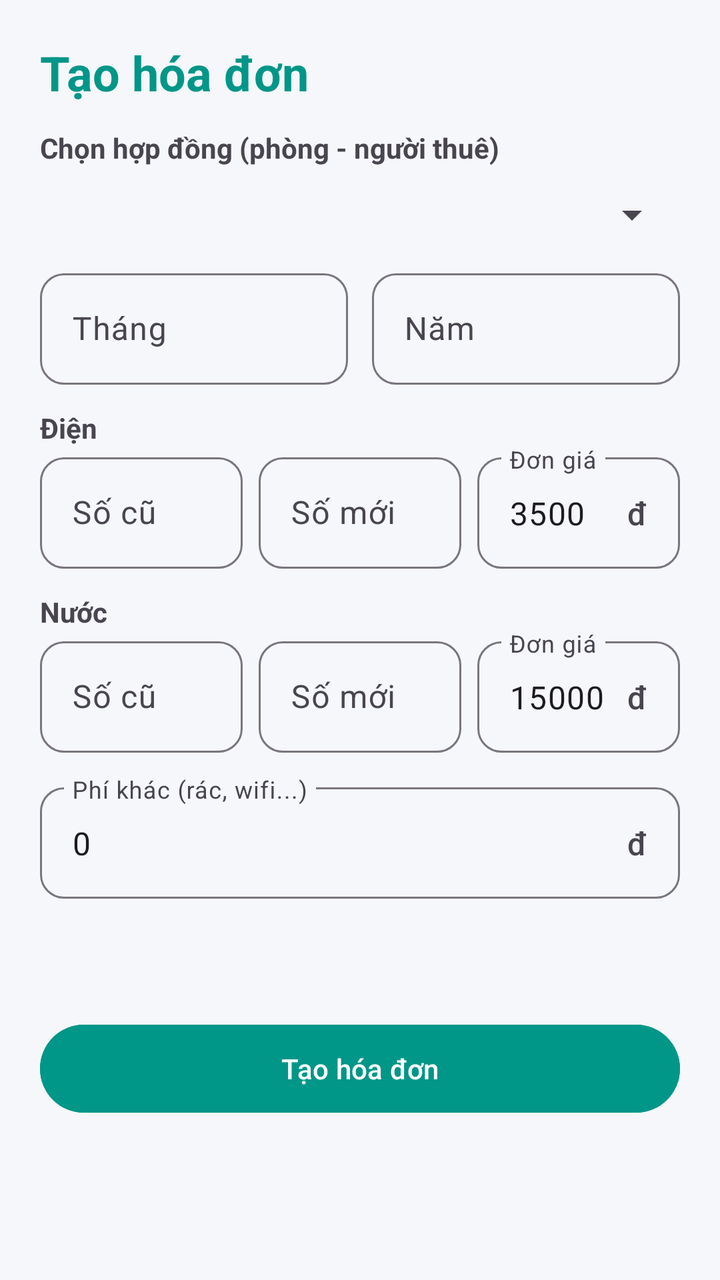
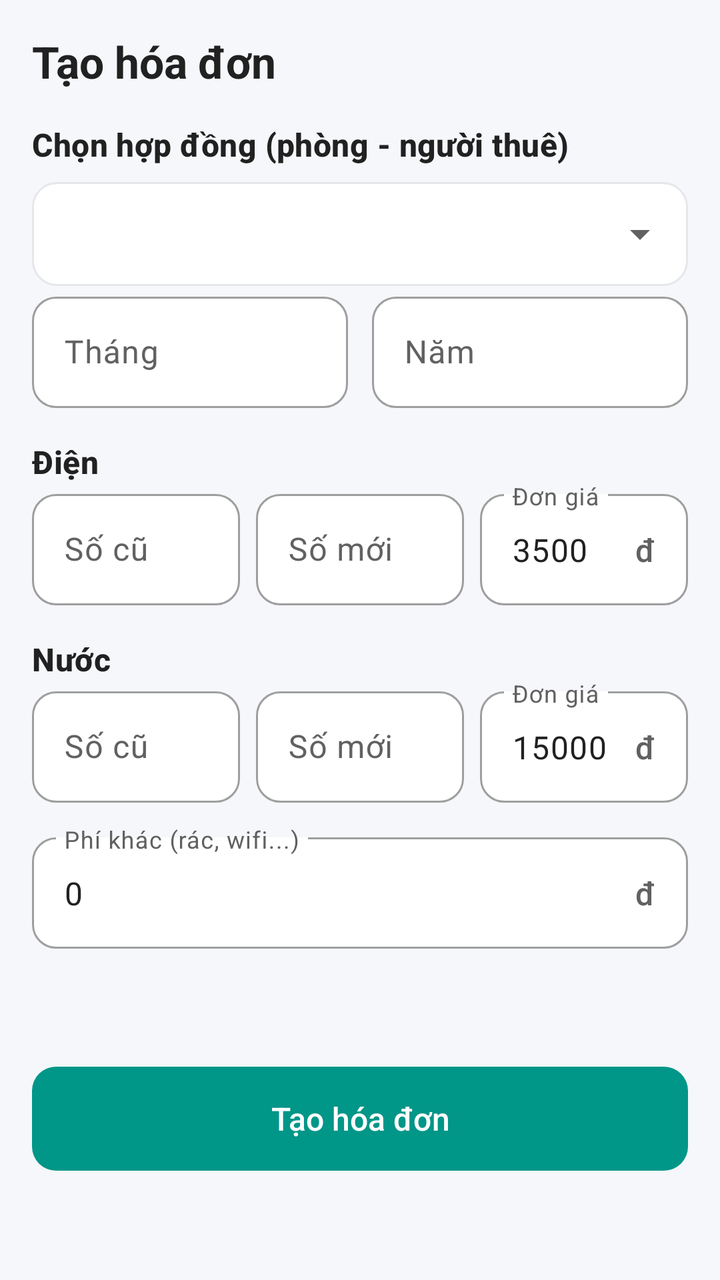

An Android layout rendered at two revisions. The XML below is the earlier revision; the diff shows what the commit changed to produce the second picture.
<!-- AndroidManifest.xml: application theme Theme.QLPT -->
<!-- res/layout/activity_create_invoice.xml -->
<?xml version="1.0" encoding="utf-8"?>
<ScrollView xmlns:android="http://schemas.android.com/apk/res/android"
    xmlns:app="http://schemas.android.com/apk/res-auto"
    android:layout_width="match_parent"
    android:layout_height="match_parent"
    android:background="#F5F7FA"
    android:fillViewport="true">

    <LinearLayout
        android:layout_width="match_parent"
        android:layout_height="wrap_content"
        android:orientation="vertical"
        android:padding="20dp">

        <TextView
            android:layout_width="wrap_content"
            android:layout_height="wrap_content"
            android:text="Tạo hóa đơn"
            android:textColor="#009688"
            android:textSize="24sp"
            android:textStyle="bold" />

        <TextView
            android:layout_width="wrap_content"
            android:layout_height="wrap_content"
            android:layout_marginTop="12dp"
            android:text="Chọn hợp đồng (phòng - người thuê)"
            android:textStyle="bold" />

        <Spinner
            android:id="@+id/spContract"
            android:layout_width="match_parent"
            android:layout_height="48dp" />

        <LinearLayout
            android:layout_width="match_parent"
            android:layout_height="wrap_content"
            android:orientation="horizontal">

            <com.google.android.material.textfield.TextInputLayout
                android:layout_width="0dp"
                android:layout_height="wrap_content"
                android:layout_weight="1"
                android:layout_marginEnd="6dp"
                android:hint="Tháng">

                <com.google.android.material.textfield.TextInputEditText
                    android:id="@+id/edtMonth"
                    android:layout_width="match_parent"
                    android:layout_height="wrap_content"
                    android:inputType="number" />
            </com.google.android.material.textfield.TextInputLayout>

            <com.google.android.material.textfield.TextInputLayout
                android:layout_width="0dp"
                android:layout_height="wrap_content"
                android:layout_weight="1"
                android:layout_marginStart="6dp"
                android:hint="Năm">

                <com.google.android.material.textfield.TextInputEditText
                    android:id="@+id/edtYear"
                    android:layout_width="match_parent"
                    android:layout_height="wrap_content"
                    android:inputType="number" />
            </com.google.android.material.textfield.TextInputLayout>
        </LinearLayout>

        <TextView
            android:layout_width="wrap_content"
            android:layout_height="wrap_content"
            android:layout_marginTop="12dp"
            android:text="Điện"
            android:textStyle="bold" />

        <LinearLayout
            android:layout_width="match_parent"
            android:layout_height="wrap_content"
            android:orientation="horizontal">

            <com.google.android.material.textfield.TextInputLayout
                android:layout_width="0dp"
                android:layout_height="wrap_content"
                android:layout_weight="1"
                android:layout_marginEnd="4dp"
                android:hint="Số cũ">

                <com.google.android.material.textfield.TextInputEditText
                    android:id="@+id/edtElecOld"
                    android:layout_width="match_parent"
                    android:layout_height="wrap_content"
                    android:inputType="number" />
            </com.google.android.material.textfield.TextInputLayout>

            <com.google.android.material.textfield.TextInputLayout
                android:layout_width="0dp"
                android:layout_height="wrap_content"
                android:layout_weight="1"
                android:layout_marginStart="4dp"
                android:layout_marginEnd="4dp"
                android:hint="Số mới">

                <com.google.android.material.textfield.TextInputEditText
                    android:id="@+id/edtElecNew"
                    android:layout_width="match_parent"
                    android:layout_height="wrap_content"
                    android:inputType="number" />
            </com.google.android.material.textfield.TextInputLayout>

            <com.google.android.material.textfield.TextInputLayout
                android:layout_width="0dp"
                android:layout_height="wrap_content"
                android:layout_weight="1"
                android:layout_marginStart="4dp"
                android:hint="Đơn giá"
                app:suffixText="đ">

                <com.google.android.material.textfield.TextInputEditText
                    android:id="@+id/edtElecPrice"
                    android:layout_width="match_parent"
                    android:layout_height="wrap_content"
                    android:inputType="number"
                    android:text="3500" />
            </com.google.android.material.textfield.TextInputLayout>
        </LinearLayout>

        <TextView
            android:layout_width="wrap_content"
            android:layout_height="wrap_content"
            android:layout_marginTop="12dp"
            android:text="Nước"
            android:textStyle="bold" />

        <LinearLayout
            android:layout_width="match_parent"
            android:layout_height="wrap_content"
            android:orientation="horizontal">

            <com.google.android.material.textfield.TextInputLayout
                android:layout_width="0dp"
                android:layout_height="wrap_content"
                android:layout_weight="1"
                android:layout_marginEnd="4dp"
                android:hint="Số cũ">

                <com.google.android.material.textfield.TextInputEditText
                    android:id="@+id/edtWaterOld"
                    android:layout_width="match_parent"
                    android:layout_height="wrap_content"
                    android:inputType="number" />
            </com.google.android.material.textfield.TextInputLayout>

            <com.google.android.material.textfield.TextInputLayout
                android:layout_width="0dp"
                android:layout_height="wrap_content"
                android:layout_weight="1"
                android:layout_marginStart="4dp"
                android:layout_marginEnd="4dp"
                android:hint="Số mới">

                <com.google.android.material.textfield.TextInputEditText
                    android:id="@+id/edtWaterNew"
                    android:layout_width="match_parent"
                    android:layout_height="wrap_content"
                    android:inputType="number" />
            </com.google.android.material.textfield.TextInputLayout>

            <com.google.android.material.textfield.TextInputLayout
                android:layout_width="0dp"
                android:layout_height="wrap_content"
                android:layout_weight="1"
                android:layout_marginStart="4dp"
                android:hint="Đơn giá"
                app:suffixText="đ">

                <com.google.android.material.textfield.TextInputEditText
                    android:id="@+id/edtWaterPrice"
                    android:layout_width="match_parent"
                    android:layout_height="wrap_content"
                    android:inputType="number"
                    android:text="15000" />
            </com.google.android.material.textfield.TextInputLayout>
        </LinearLayout>

        <com.google.android.material.textfield.TextInputLayout
            android:layout_width="match_parent"
            android:layout_height="wrap_content"
            android:layout_marginTop="12dp"
            android:hint="Phí khác (rác, wifi...)"
            app:suffixText="đ">

            <com.google.android.material.textfield.TextInputEditText
                android:id="@+id/edtOther"
                android:layout_width="match_parent"
                android:layout_height="wrap_content"
                android:inputType="number"
                android:text="0" />
        </com.google.android.material.textfield.TextInputLayout>

        <TextView
            android:id="@+id/tvTotal"
            android:layout_width="match_parent"
            android:layout_height="wrap_content"
            android:layout_marginTop="16dp"
            android:textColor="#FF9800"
            android:textSize="20sp"
            android:textStyle="bold" />

        <Button
            android:id="@+id/btnSave"
            android:layout_width="match_parent"
            android:layout_height="52dp"
            android:layout_marginTop="16dp"
            android:backgroundTint="#009688"
            android:text="Tạo hóa đơn" />

        <ProgressBar
            android:id="@+id/progress"
            android:layout_width="wrap_content"
            android:layout_height="wrap_content"
            android:layout_gravity="center"
            android:layout_marginTop="12dp"
            android:visibility="gone" />
    </LinearLayout>
</ScrollView>
<!-- resources referenced by this layout -->
<resources>
  <style name="Base.Theme.QLPT" parent="Theme.Material3.DayNight.NoActionBar">
          <item name="colorPrimary">@color/colorPrimary</item>
          <item name="colorPrimaryDark">@color/colorPrimaryDark</item>
          <item name="colorAccent">@color/colorAccent</item>
          <item name="android:statusBarColor">@color/colorPrimaryDark</item>
          <item name="textInputStyle">@style/App.TextInput</item>
      </style>
  <color name="colorPrimary">#1976D2</color>
  <color name="colorPrimaryDark">#1565C0</color>
  <color name="colorAccent">#FF6F00</color>
  <style name="App.TextInput" parent="Widget.Material3.TextInputLayout.OutlinedBox">
          <item name="boxCornerRadiusTopStart">12dp</item>
          <item name="boxCornerRadiusTopEnd">12dp</item>
          <item name="boxCornerRadiusBottomStart">12dp</item>
          <item name="boxCornerRadiusBottomEnd">12dp</item>
      </style>
  <!-- unchanged entries left out for length: 1 -->
</resources>

<!-- the commit's change to res/layout/activity_create_invoice.xml (unified diff, before → after) -->
@@ -1,36 +1,38 @@
 <?xml version="1.0" encoding="utf-8"?>
-<ScrollView xmlns:android="http://schemas.android.com/apk/res/android"
+<ScrollView
+    xmlns:android="http://schemas.android.com/apk/res/android"
     xmlns:app="http://schemas.android.com/apk/res-auto"
     android:layout_width="match_parent"
     android:layout_height="match_parent"
-    android:background="#F5F7FA"
-    android:fillViewport="true">
+    android:background="@color/qlpt_background"
+    android:fillViewport="true"
+    android:fitsSystemWindows="true">
 
     <LinearLayout
         android:layout_width="match_parent"
         android:layout_height="wrap_content"
         android:orientation="vertical"
-        android:padding="20dp">
+        android:padding="16dp">
 
         <TextView
             android:layout_width="wrap_content"
             android:layout_height="wrap_content"
             android:text="Tạo hóa đơn"
-            android:textColor="#009688"
-            android:textSize="24sp"
-            android:textStyle="bold" />
-
-        <TextView
-            android:layout_width="wrap_content"
-            android:layout_height="wrap_content"
-            android:layout_marginTop="12dp"
+            android:textAppearance="@style/TextAppearance.QLPT.ScreenTitle" />
+
+        <TextView
+            android:layout_width="wrap_content"
+            android:layout_height="wrap_content"
+            android:layout_marginTop="16dp"
             android:text="Chọn hợp đồng (phòng - người thuê)"
-            android:textStyle="bold" />
+            android:textAppearance="@style/TextAppearance.QLPT.SectionTitle" />
 
         <Spinner
             android:id="@+id/spContract"
-            android:layout_width="match_parent"
-            android:layout_height="48dp" />
+            style="@style/Widget.QLPT.Spinner"
+            android:layout_width="match_parent"
+            android:layout_height="52dp"
+            android:layout_marginTop="8dp" />
 
         <LinearLayout
             android:layout_width="match_parent"
@@ -69,9 +71,9 @@
         <TextView
             android:layout_width="wrap_content"
             android:layout_height="wrap_content"
-            android:layout_marginTop="12dp"
+            android:layout_marginTop="16dp"
             android:text="Điện"
-            android:textStyle="bold" />
+            android:textAppearance="@style/TextAppearance.QLPT.SectionTitle" />
 
         <LinearLayout
             android:layout_width="match_parent"
@@ -127,9 +129,9 @@
         <TextView
             android:layout_width="wrap_content"
             android:layout_height="wrap_content"
-            android:layout_marginTop="12dp"
+            android:layout_marginTop="16dp"
             android:text="Nước"
-            android:textStyle="bold" />
+            android:textAppearance="@style/TextAppearance.QLPT.SectionTitle" />
 
         <LinearLayout
             android:layout_width="match_parent"
@@ -202,16 +204,15 @@
             android:layout_width="match_parent"
             android:layout_height="wrap_content"
             android:layout_marginTop="16dp"
-            android:textColor="#FF9800"
             android:textSize="20sp"
-            android:textStyle="bold" />
+            android:textAppearance="@style/TextAppearance.QLPT.Price" />
 
         <Button
             android:id="@+id/btnSave"
-            android:layout_width="match_parent"
-            android:layout_height="52dp"
-            android:layout_marginTop="16dp"
-            android:backgroundTint="#009688"
+            style="@style/Widget.QLPT.Button.Large"
+            android:layout_width="match_parent"
+            android:layout_height="wrap_content"
+            android:layout_marginTop="16dp"
             android:text="Tạo hóa đơn" />
 
         <ProgressBar
<!-- resource entries referenced after the edit -->
@@ -1,21 +1,159 @@
 <!-- resources referenced by this layout -->
 <resources>
-  <style name="Base.Theme.QLPT" parent="Theme.Material3.DayNight.NoActionBar">
+  <color name="qlpt_background">#F5F7FA</color>
+  <style name="TextAppearance.QLPT.Price" parent="TextAppearance.Material3.TitleMedium">
+          <item name="android:textSize">18sp</item>
+          <item name="android:textStyle">bold</item>
+          <item name="android:textColor">@color/qlpt_accent</item>
+      </style>
+  <style name="TextAppearance.QLPT.ScreenTitle" parent="TextAppearance.Material3.HeadlineSmall">
+          <item name="android:textSize">22sp</item>
+          <item name="android:textStyle">bold</item>
+          <item name="android:textColor">@color/qlpt_text</item>
+      </style>
+  <style name="TextAppearance.QLPT.SectionTitle" parent="TextAppearance.Material3.TitleMedium">
+          <item name="android:textSize">16sp</item>
+          <item name="android:textStyle">bold</item>
+          <item name="android:textColor">@color/qlpt_text</item>
+      </style>
+  <style name="Widget.QLPT.Button.Large">
+          <item name="android:minHeight">52dp</item>
+          <item name="android:insetTop">0dp</item>
+          <item name="android:insetBottom">0dp</item>
+          <item name="android:textSize">16sp</item>
+      </style>
+  <style name="Widget.QLPT.Spinner" parent="Widget.AppCompat.Spinner">
+          <item name="android:background">@drawable/bg_spinner</item>
+          <item name="android:minHeight">52dp</item>
+          <item name="android:paddingStart">12dp</item>
+          <item name="android:paddingEnd">40dp</item>
+      </style>
+  <color name="qlpt_accent">#F57C00</color>
+  <color name="qlpt_text">#212121</color>
+  <!-- drawable bg_spinner (drawable) -->
+  <?xml version="1.0" encoding="utf-8"?>
+  <layer-list xmlns:android="http://schemas.android.com/apk/res/android">
+      <item>
+          <shape android:shape="rectangle">
+              <solid android:color="@color/qlpt_surface" />
+              <stroke
+                  android:width="1dp"
+                  android:color="@color/qlpt_border" />
+              <corners android:radius="12dp" />
+          </shape>
+      </item>
+      <item
+          android:width="24dp"
+          android:height="24dp"
+          android:end="12dp"
+          android:gravity="end|center_vertical"
+          android:drawable="@drawable/ic_arrow_drop_down" />
+  </layer-list>
+  <style name="Base.Theme.QLPT" parent="Theme.Material3.Light.NoActionBar">
+          
           <item name="colorPrimary">@color/colorPrimary</item>
+          <item name="colorOnPrimary">@color/qlpt_surface</item>
+          <item name="colorPrimaryContainer">@color/qlpt_primary_container</item>
+          <item name="colorOnPrimaryContainer">@color/qlpt_on_primary_container</item>
           <item name="colorPrimaryDark">@color/colorPrimaryDark</item>
           <item name="colorAccent">@color/colorAccent</item>
+  
+          
+          <item name="colorSecondary">@color/qlpt_accent</item>
+          <item name="colorOnSecondary">@color/qlpt_surface</item>
+          <item name="colorSecondaryContainer">@color/qlpt_primary_container</item>
+          <item name="colorOnSecondaryContainer">@color/qlpt_on_primary_container</item>
+  
+          <item name="colorError">@color/qlpt_error</item>
+  
+          
+          <item name="android:colorBackground">@color/qlpt_background</item>
+          <item name="colorSurface">@color/qlpt_surface</item>
+          <item name="colorSurfaceContainer">@color/qlpt_surface</item>
+          <item name="colorOnSurface">@color/qlpt_text</item>
+          <item name="colorOnSurfaceVariant">@color/qlpt_text_secondary</item>
+          <item name="colorOutline">@color/qlpt_text_hint</item>
+          <item name="colorOutlineVariant">@color/qlpt_border</item>
+  
+          
           <item name="android:statusBarColor">@color/colorPrimaryDark</item>
+          <item name="android:windowLightStatusBar">@bool/qlpt_light_status_bar</item>
+  
+          
+          <item name="materialButtonStyle">@style/Widget.QLPT.Button</item>
+          <item name="materialButtonOutlinedStyle">@style/Widget.QLPT.Button.Outlined</item>
+          <item name="materialCardViewStyle">@style/Widget.QLPT.Card</item>
           <item name="textInputStyle">@style/App.TextInput</item>
+          <item name="bottomNavigationStyle">@style/Widget.QLPT.BottomNav</item>
+          <item name="bottomSheetDialogTheme">@style/ThemeOverlay.QLPT.BottomSheetDialog</item>
       </style>
-  <color name="colorPrimary">#1976D2</color>
-  <color name="colorPrimaryDark">#1565C0</color>
-  <color name="colorAccent">#FF6F00</color>
+  <color name="qlpt_surface">#FFFFFF</color>
+  <color name="qlpt_border">#E5E7EB</color>
+  <!-- drawable ic_arrow_drop_down (drawable) -->
+  <?xml version="1.0" encoding="utf-8"?>
+  <vector xmlns:android="http://schemas.android.com/apk/res/android"
+      android:width="24dp"
+      android:height="24dp"
+      android:viewportWidth="24"
+      android:viewportHeight="24">
+      <path
+          android:fillColor="@color/qlpt_text_secondary"
+          android:pathData="M7,10l5,5 5,-5z" />
+  </vector>
+  <color name="colorPrimary">@color/qlpt_primary</color>
+  <color name="qlpt_primary_container">#E0F2F1</color>
+  <color name="qlpt_on_primary_container">#00695C</color>
+  <color name="colorPrimaryDark">@color/qlpt_primary_dark</color>
+  <color name="colorAccent">@color/qlpt_accent</color>
+  <color name="qlpt_error">#E53935</color>
+  <color name="qlpt_text_secondary">#616161</color>
+  <color name="qlpt_text_hint">#9E9E9E</color>
+  <style name="Widget.QLPT.Button" parent="Widget.Material3.Button">
+          <item name="cornerRadius">12dp</item>
+          <item name="android:textAllCaps">false</item>
+          <item name="android:letterSpacing">0</item>
+      </style>
+  <style name="Widget.QLPT.Button.Outlined" parent="Widget.Material3.Button.OutlinedButton">
+          <item name="cornerRadius">12dp</item>
+          <item name="android:textAllCaps">false</item>
+          <item name="android:letterSpacing">0</item>
+          <item name="strokeColor">@color/qlpt_border</item>
+      </style>
+  <style name="Widget.QLPT.Card" parent="Widget.Material3.CardView.Outlined">
+          <item name="cardCornerRadius">12dp</item>
+          <item name="cardElevation">0dp</item>
+          <item name="strokeWidth">1dp</item>
+          <item name="strokeColor">@color/qlpt_border</item>
+          <item name="cardBackgroundColor">@color/qlpt_surface</item>
+      </style>
   <style name="App.TextInput" parent="Widget.Material3.TextInputLayout.OutlinedBox">
+          
+          <item name="boxBackgroundColor">@color/qlpt_surface</item>
           <item name="boxCornerRadiusTopStart">12dp</item>
           <item name="boxCornerRadiusTopEnd">12dp</item>
           <item name="boxCornerRadiusBottomStart">12dp</item>
           <item name="boxCornerRadiusBottomEnd">12dp</item>
       </style>
+  <style name="Widget.QLPT.BottomNav" parent="Widget.Material3.BottomNavigationView">
+          <item name="backgroundTint">@color/qlpt_surface</item>
+          <item name="elevation">8dp</item>
+      </style>
+  <style name="ThemeOverlay.QLPT.BottomSheetDialog" parent="ThemeOverlay.Material3.BottomSheetDialog">
+          <item name="bottomSheetStyle">@style/Widget.QLPT.BottomSheet</item>
+      </style>
+  <color name="qlpt_primary">#009688</color>
+  <color name="qlpt_primary_dark">#00796B</color>
+  <style name="Widget.QLPT.BottomSheet" parent="Widget.Material3.BottomSheet.Modal">
+          <item name="backgroundTint">@color/qlpt_surface</item>
+          <item name="shapeAppearance">@style/ShapeAppearance.QLPT.BottomSheet</item>
+      </style>
+  <style name="ShapeAppearance.QLPT.BottomSheet" parent="">
+          <item name="cornerFamily">rounded</item>
+          <item name="cornerSizeTopLeft">24dp</item>
+          <item name="cornerSizeTopRight">24dp</item>
+          <item name="cornerSizeBottomLeft">0dp</item>
+          <item name="cornerSizeBottomRight">0dp</item>
+      </style>
   <!-- unchanged entries left out for length: 1 -->
 </resources>
 
